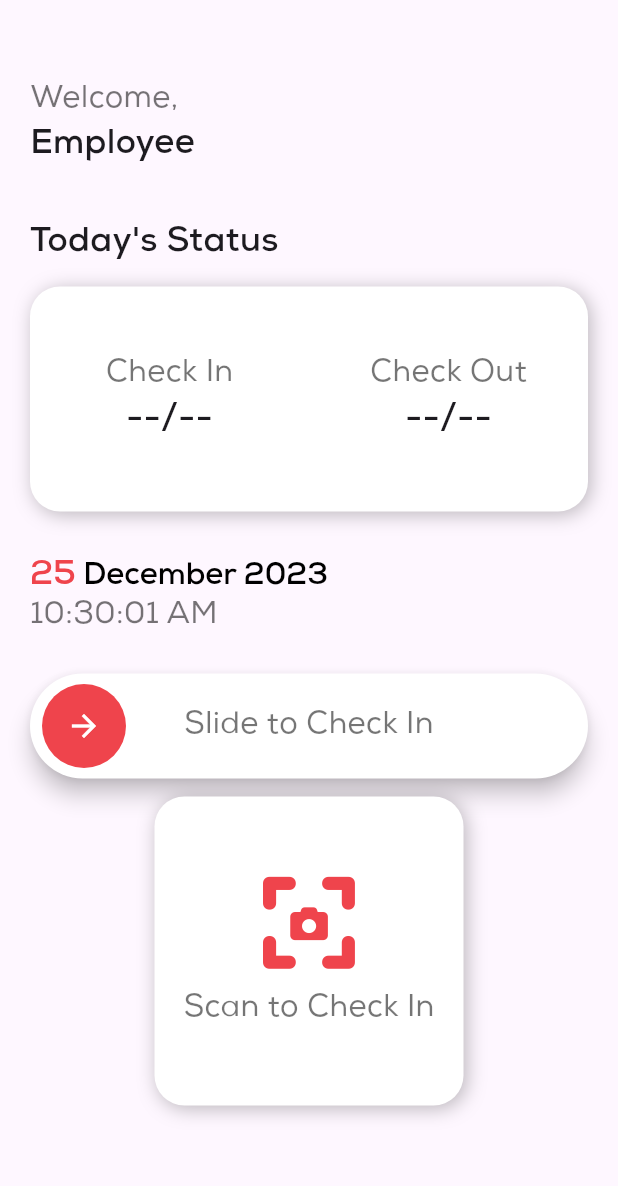
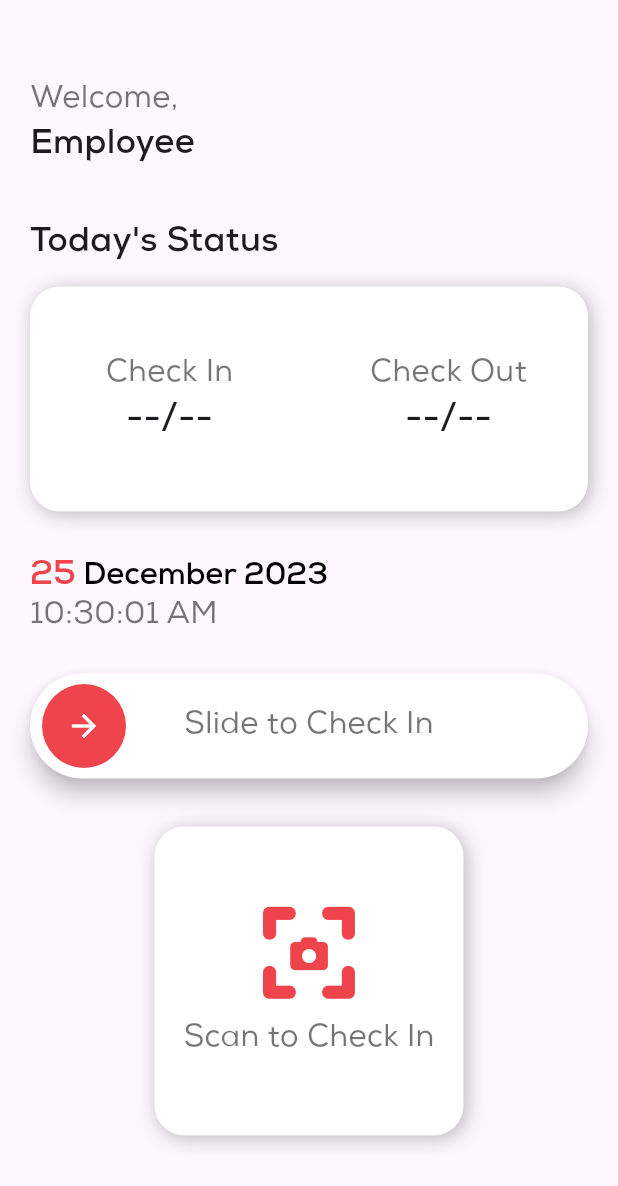
Before and after one commit to MostafaElSafy/Flutter-QR-Attendance-App, a Flutter app: the TodayScreen screen opened directly, on a phone screen of 412 x 824 dp. Shown: the top 1186 px of the screen. Run offline on Flutter 3.47's test engine with Material 3 defaults, Android fonts, the light colour scheme and no system bars; drawn by our look-alikes of slide_to_act; our stand-ins replace another_flushbar, cloud_firestore, firebase_core, firebase_storage, flutter_bloc, flutter_keyboard_visibility and 6 more; missing offline and left inert: dart:ffi, flutter_barcode_scanner, month_year_picker; accounts and stored records are empty.

Commit message:
depedencies update

```diff
--- a/lib/todayscreen.dart
+++ b/lib/todayscreen.dart
@@ -608,11 +608,13 @@ class _TodayScreenState extends State<TodayScreen> {
                   )
                 : const SizedBox();
           }),
-          location != " "
-              ? Text(
-                  "Location: $location",
-                )
-              : const SizedBox(),
+          Container(
+            margin: const EdgeInsets.only(
+                bottom: 20), // Adjust the top margin as needed
+            child: location != " "
+                ? Text("Location: $location")
+                : const SizedBox(),
+          ),
           GestureDetector(
             onTap: () {
               scanQRandCheck();
```
Also changed, not shown: 1 other file.
